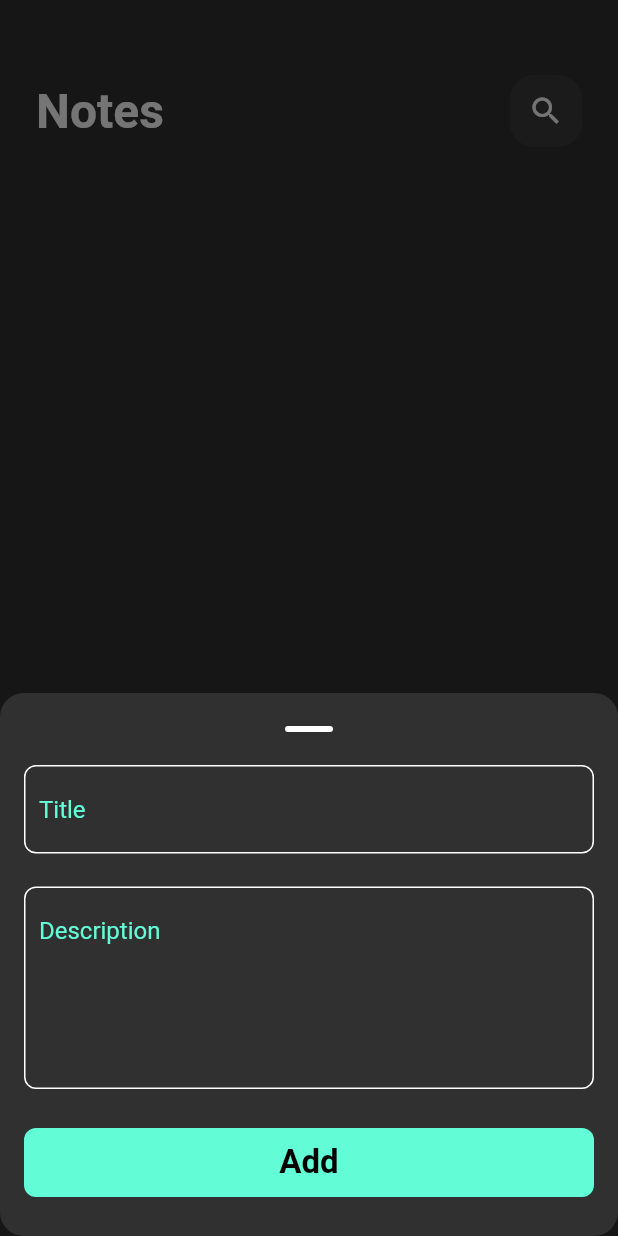
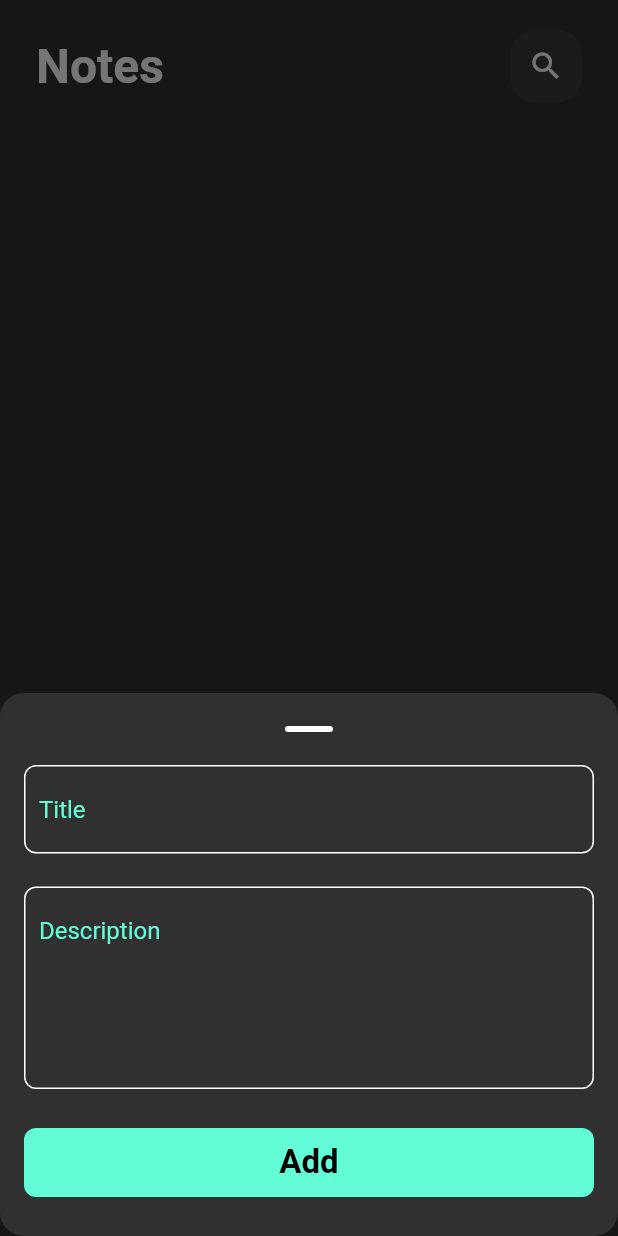
Before and after one commit to ramywael/Notes_App, a Flutter app: the screen it shows after launch, after a tap on the "add" icon, on a phone screen of 412 x 824 dp. Run offline on Flutter 3.47's test engine with Material 2 defaults, Android fonts, the phone set to English and light mode, and no system bars; our stand-ins replace bloc, flutter_bloc, font_awesome_flutter, hive, hive_flutter; accounts and stored records are empty; Roboto replaces fonts that are missing (Poppins).

Commit message:
Refresh notes rate

```diff
--- a/lib/cubits/noteView/note_view_cubit.dart
+++ b/lib/cubits/noteView/note_view_cubit.dart
@@ -8,10 +8,11 @@ import '../../widgets/constants/contant_color.dart';
 part 'note_view_state.dart';
 
 class NoteViewCubit extends Cubit<NoteViewState> {
+  NoteViewCubit() : super(NoteViewInitial());
   List<NoteModel>? notes;
-  NoteViewCubit() : super(NoteViewInitial());
   fetchAllNotes() {
       var notesBox = Hive.box<NoteModel>(kConstantNoteBox);
        notes = notesBox.values.toList();
+       emit(NoteViewSuccess());
   }
 }
--- a/lib/cubits/noteView/note_view_state.dart
+++ b/lib/cubits/noteView/note_view_state.dart
@@ -5,7 +5,4 @@ abstract class NoteViewState {}
 
 class NoteViewInitial extends NoteViewState {}
 class NoteViewSuccess extends NoteViewState {
-  final List<NoteModel> notes;
-
-  NoteViewSuccess(this.notes);
 }
--- a/lib/main.dart
+++ b/lib/main.dart
@@ -1,11 +1,11 @@
 import 'package:flutter/material.dart';
 import 'package:flutter_bloc/flutter_bloc.dart';
 import 'package:hive_flutter/adapters.dart';
+import 'package:notes_app/cubits/noteView/note_view_cubit.dart';
 import 'package:notes_app/models/note_model.dart';
 import 'package:notes_app/views/notes_view.dart';
 import 'package:notes_app/widgets/constants/contant_color.dart';
 import 'package:notes_app/widgets/notes_edit_view_body.dart';
-import 'cubits/addNote/add_note_cubit.dart';
 import 'observer/simple_observer.dart';
 
 void  main() async {
@@ -23,7 +23,9 @@ class NotesApp extends StatelessWidget {
 
   @override
   Widget build(BuildContext context) {
-    return  MaterialApp(
+    return  BlocProvider(
+      create: (BuildContext context) => NoteViewCubit(),
+      child: MaterialApp(
         routes: {
           NotesEditViewBody.routeName: (context) => const  NotesEditViewBody(),
         },
@@ -31,6 +33,7 @@ class NotesApp extends StatelessWidget {
        // theme: ThemeData.dark(), ///this is the darktheme in the app
        theme: ThemeData(brightness:Brightness.dark,fontFamily: 'Poppins'), // to control the app theme responsively
         home: NotesView(),
+      ),
     );
   }
 }
--- a/lib/views/Notes_view.dart
+++ b/lib/views/Notes_view.dart
@@ -1,6 +1,4 @@
 import 'package:flutter/material.dart';
-import 'package:flutter_bloc/flutter_bloc.dart';
-import 'package:notes_app/cubits/noteView/note_view_cubit.dart';
 import 'package:notes_app/widgets/add_buttom_sheet.dart';
 import 'package:notes_app/widgets/notes_view_body.dart';
 
@@ -9,9 +7,7 @@ class NotesView extends StatelessWidget {
 
   @override
   Widget build(BuildContext context) {
-    return BlocProvider(
-      create: (BuildContext context) => NoteViewCubit(),
-      child: Scaffold(
+    return Scaffold(
       body: const NotesViewBody(),
       floatingActionButton: FloatingActionButton(
           onPressed: () {
@@ -24,14 +20,13 @@ class NotesView extends StatelessWidget {
               ),
               context: context,
               builder: (context) {
-                  return  const AddBottomSheet(
+                return const AddBottomSheet(
                     //Note when we make a CustomWidget here instead of returning container , it is better because the custom has a build method which it will make the change to ui without hot reload.
                     );
               },
             );
           },
           child: const Icon(Icons.add)),
-      ),
     );
   }
 }
--- a/lib/widgets/add_buttom_sheet.dart
+++ b/lib/widgets/add_buttom_sheet.dart
@@ -1,5 +1,6 @@
 import 'package:flutter/material.dart';
 import 'package:flutter_bloc/flutter_bloc.dart';
+import 'package:notes_app/cubits/noteView/note_view_cubit.dart';
 
 import '../cubits/addNote/add_note_cubit.dart';
 import 'add_note_form.dart';
@@ -17,10 +18,10 @@ class AddBottomSheet extends StatelessWidget {
         //But we will use absorber to  prevent the user from entering the same note twice while loading
         listener: (context, state) {
           if (state is AddNoteFailure) {
-            print('failied  ${state.errMessage}');
           }
 
           if (state is AddNoteSuccess) {
+            BlocProvider.of<NoteViewCubit>(context).fetchAllNotes();
             Navigator.pop(context);
           }
         },
--- a/lib/widgets/custom_note_item.dart
+++ b/lib/widgets/custom_note_item.dart
@@ -1,12 +1,15 @@
 
 import 'package:flutter/material.dart';
+import 'package:flutter_bloc/flutter_bloc.dart';
 import 'package:font_awesome_flutter/font_awesome_flutter.dart';
+import 'package:notes_app/cubits/noteView/note_view_cubit.dart';
 import 'package:notes_app/models/note_model.dart';
 import 'package:notes_app/widgets/notes_edit_view_body.dart';
 
 class CustomNoteItem extends StatelessWidget {
   const CustomNoteItem({super.key, required this.note});
   final NoteModel note;
+
   @override
   Widget build(BuildContext context) {
     return  GestureDetector(
@@ -43,6 +46,7 @@ class CustomNoteItem extends StatelessWidget {
                 ),
                 trailing: IconButton(onPressed: () {
                   note.delete();
+                  BlocProvider.of<NoteViewCubit>(context).fetchAllNotes();
                 },icon: const Icon(
                   FontAwesomeIcons.trash,
                   color: Colors.black,
--- a/lib/widgets/notes_edit_view_body.dart
+++ b/lib/widgets/notes_edit_view_body.dart
@@ -14,9 +14,9 @@ class NotesEditViewBody extends StatelessWidget {
         child: Column(
           children: [
             SizedBox(
-              height: 50,
+              height: 20,
             ),
-            CustomAppBar(title: 'Edit Note', icon: Icons.check),
+            SafeArea(child: CustomAppBar(title: 'Edit Note', icon: Icons.check)),
             SizedBox(height: 26,),
             CustomTextField(
               hint: "Title",
--- a/lib/widgets/notes_list.dart
+++ b/lib/widgets/notes_list.dart
@@ -9,18 +9,18 @@ class CustomNotesList extends StatelessWidget {
   const CustomNotesList({super.key});
   @override
   Widget build(BuildContext context) {
-    final List<NoteModel> notes =BlocProvider.of<NoteViewCubit>(context).notes!;
     return Padding(
       padding: const EdgeInsets.symmetric(vertical: 16),
       child: BlocBuilder<NoteViewCubit,NoteViewState>(
         builder: (BuildContext context, state) {
-        return  ListView.builder(
-            itemCount: notes!.length,
+          List<NoteModel> notes =BlocProvider.of<NoteViewCubit>(context).notes!;
+          return  ListView.builder(
+            itemCount: notes.length,
             padding: EdgeInsets.zero,
             itemBuilder: (context, index) {
               return  Padding(
                 padding: const EdgeInsets.symmetric(vertical: 4),
-                child:  CustomNoteItem(note: BlocProvider.of<NoteViewCubit>(context).notes![index],),
+                child:  CustomNoteItem(note: notes[index],),
               );
             },
           );
--- a/lib/widgets/notes_view_body.dart
+++ b/lib/widgets/notes_view_body.dart
@@ -29,8 +29,8 @@ class _NotesViewBodyState extends State<NotesViewBody> {
       ),
       child: Column(
         children: [
-           SizedBox(height: 50,),
-          CustomAppBar(title: 'Notes',icon: Icons.search,),
+          SizedBox(height:20 ,),
+          SafeArea(child: CustomAppBar(title: 'Notes',icon: Icons.search,)),
           Expanded(child: CustomNotesList()),
         ],
       ),
```
Also changed, not shown: lib/cubits/addNote/add_note_cubit.dart (line endings or trailing spaces), lib/views/Notrs_edit_view.dart (line endings or trailing spaces), lib/widgets/add_note_form.dart (line endings or trailing spaces), lib/widgets/constants/contant_color.dart (line endings or trailing spaces), lib/widgets/custom_app_bar.dart (line endings or trailing spaces), lib/widgets/custom_botton.dart (line endings or trailing spaces), lib/widgets/custom_search_icon.dart (line endings or trailing spaces), lib/widgets/custom_text_field.dart (line endings or trailing spaces). Lines whose indentation alone changed are shown as unchanged.
